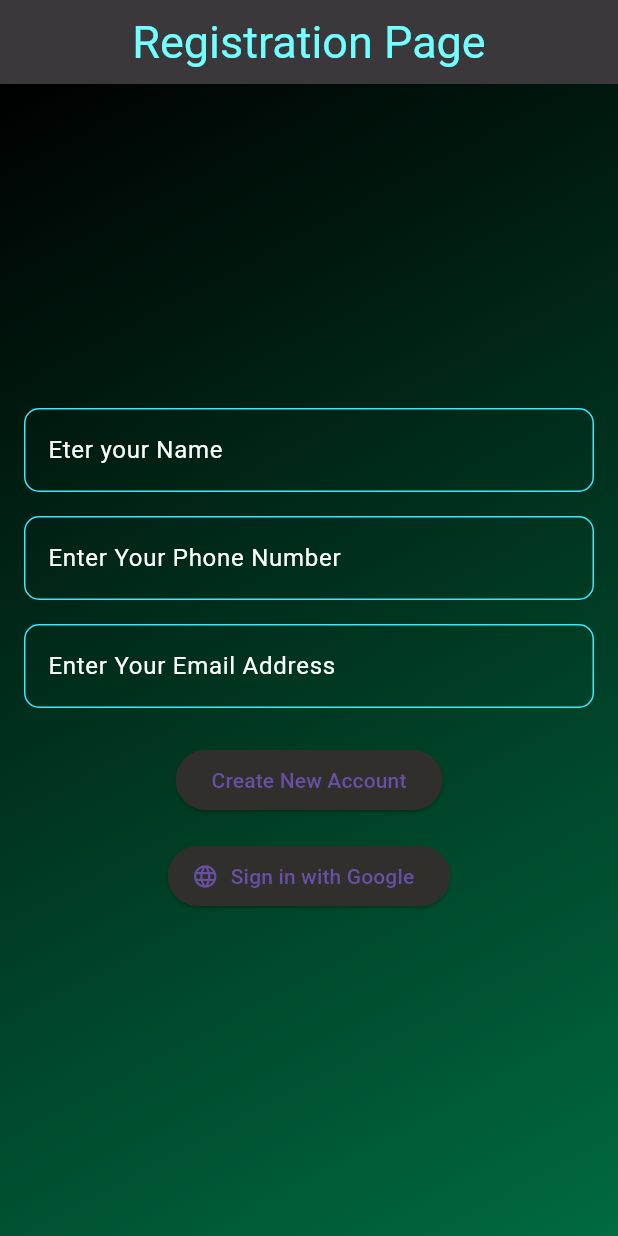
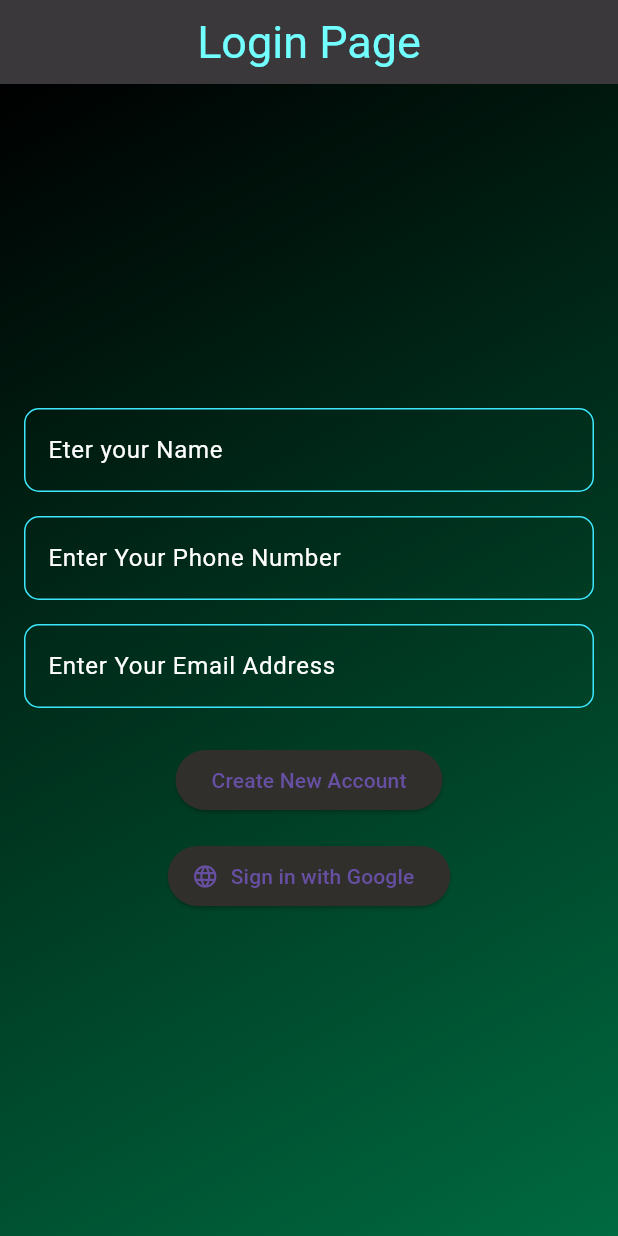
Before and after one commit to kalpesh-d97/Login-Page1, a Flutter app: the screen it shows after launch, on a phone screen of 412 x 824 dp. Run offline on Flutter 3.47's test engine with Material 3 defaults, Android fonts, the phone set to English and light mode, and no system bars; missing offline and left inert: dart:html.

Commit message:
Update main.dart

```diff
--- a/lib/main.dart
+++ b/lib/main.dart
@@ -46,7 +46,7 @@ class _RegistrationPageState extends State<RegistrationPage> {
     return Scaffold(
       appBar: AppBar(
         centerTitle: true,
-        title: Text('Registration Page'),
+        title: Text('Login Page'),
         titleTextStyle: TextStyle(
           color: Color.fromARGB(255, 114, 255, 255),
           fontSize: 30,
```
